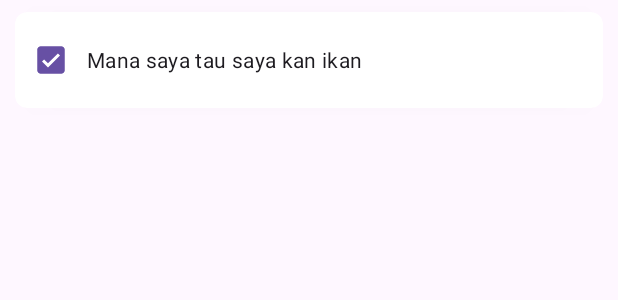
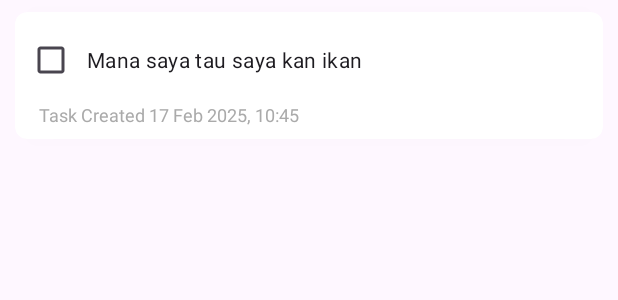
Before and after one commit to Rasyaditya13/PBB-ToDoList, an Android app: the layout task_layout.xml on its own in the app's theme, with its tools: preview values and no code run, on a phone screen of 412 x 824 dp. Shown: the top 300 px of the screen. Run offline under Robolectric (Android 15) with nearby library versions, the light colour scheme and no system bars.

Commit message:
sudah jadi #2

```diff
--- /dev/null
+++ b/app/src/main/res/drawable/baseline_edit_24.xml
@@ -0,0 +1,5 @@
+<vector xmlns:android="http://schemas.android.com/apk/res/android" android:height="24dp" android:tint="#FFFFFF" android:viewportHeight="24" android:viewportWidth="24" android:width="24dp">
+
+    <path android:fillColor="@android:color/white" android:pathData="M3,17.25V21h3.75L17.81,9.94l-3.75,-3.75L3,17.25zM20.71,7.04c0.39,-0.39 0.39,-1.02 0,-1.41l-2.34,-2.34c-0.39,-0.39 -1.02,-0.39 -1.41,0l-1.83,1.83 3.75,3.75 1.83,-1.83z"/>
+
+</vector>
--- a/app/src/main/res/layout/activity_main.xml
+++ b/app/src/main/res/layout/activity_main.xml
@@ -87,4 +87,5 @@
         app:tint="@android:color/white"
         android:elevation="8dp" />
 
+
 </RelativeLayout>
--- a/app/src/main/res/layout/task_layout.xml
+++ b/app/src/main/res/layout/task_layout.xml
@@ -10,18 +10,30 @@
     android:layout_marginVertical="8dp">
 
     <RelativeLayout
-        android:layout_width="wrap_content"
+        android:layout_width="match_parent"
         android:layout_height="wrap_content"
         android:padding="8dp">
 
+        <!-- Checkbox untuk Task -->
         <CheckBox
             android:id="@+id/todoCheckBox"
             android:layout_width="wrap_content"
             android:layout_height="wrap_content"
-                android:layout_centerHorizontal="true"
             android:paddingStart="8dp"
-                android:checked="true"
+            android:checked="false"
             tools:text="Mana saya tau saya kan ikan"/>
+
+        <!-- Tanggal Pembuatan Task -->
+        <TextView
+            android:id="@+id/taskDate"
+            android:layout_width="wrap_content"
+            android:layout_height="wrap_content"
+            android:textColor="@android:color/darker_gray"
+            android:textSize="12sp"
+            android:layout_below="@id/todoCheckBox"
+            android:layout_marginStart="8dp"
+            android:layout_marginTop="4dp"
+            tools:text="Task Created 17 Feb 2025, 10:45"/>
 
     </RelativeLayout>
 
--- /dev/null
+++ b/app/src/main/res/mipmap-anydpi-v26/ic_launcher.xml
@@ -0,0 +1,5 @@
+<?xml version="1.0" encoding="utf-8"?>
+<adaptive-icon xmlns:android="http://schemas.android.com/apk/res/android">
+    <background android:drawable="@color/ic_launcher_background"/>
+    <foreground android:drawable="@mipmap/ic_launcher_foreground"/>
+</adaptive-icon>
--- /dev/null
+++ b/app/src/main/res/mipmap-anydpi-v26/ic_launcher_round.xml
@@ -0,0 +1,5 @@
+<?xml version="1.0" encoding="utf-8"?>
+<adaptive-icon xmlns:android="http://schemas.android.com/apk/res/android">
+    <background android:drawable="@color/ic_launcher_background"/>
+    <foreground android:drawable="@mipmap/ic_launcher_foreground"/>
+</adaptive-icon>
```
Also changed, not shown: app/src/main/java/com/example/tesgithub/Adapter/ToDoAdapter.java (+17 -1 lines), app/src/main/java/com/example/tesgithub/Model/ToDoModel.java (+13 -1 lines), app/src/main/java/com/example/tesgithub/Utils/DatabaseHandler.java (+13 -5 lines), app/src/main/ic_launcher-playstore.png (added). Lines whose indentation alone changed are shown as unchanged.
